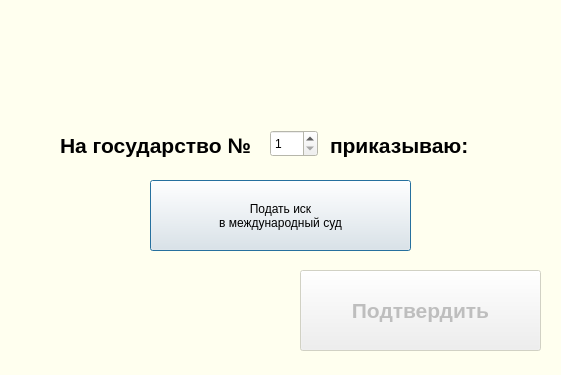
This is ministrys/minust.ui in vladyan18/MagaGame as Qt 5 draws it before an edit. The edited form follows.
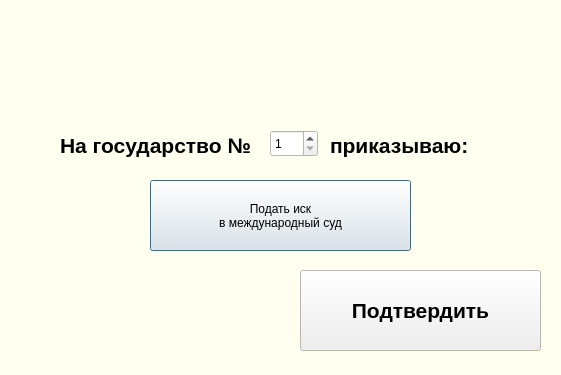
This is the edited form. Icons and pictures are not drawn.

```diff
--- a/ministrys/minust.ui
+++ b/ministrys/minust.ui
@@ -162,7 +162,7 @@
   </widget>
   <widget class="QPushButton" name="approveButton">
    <property name="enabled">
-    <bool>false</bool>
+    <bool>true</bool>
    </property>
    <property name="geometry">
     <rect>
```
